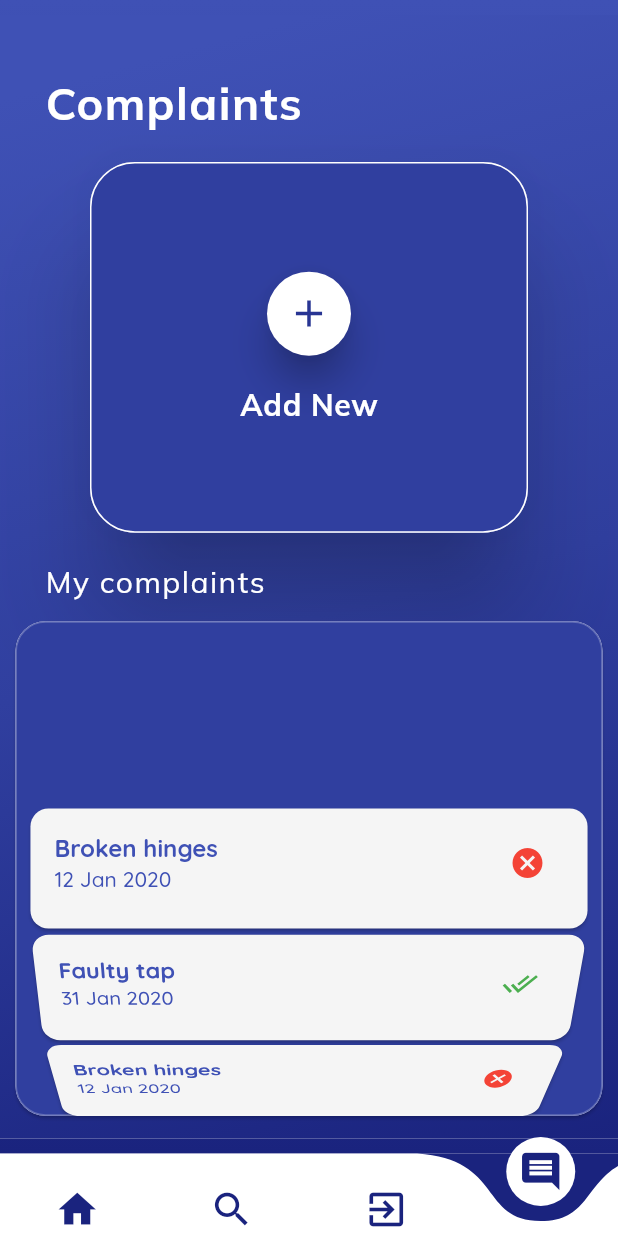
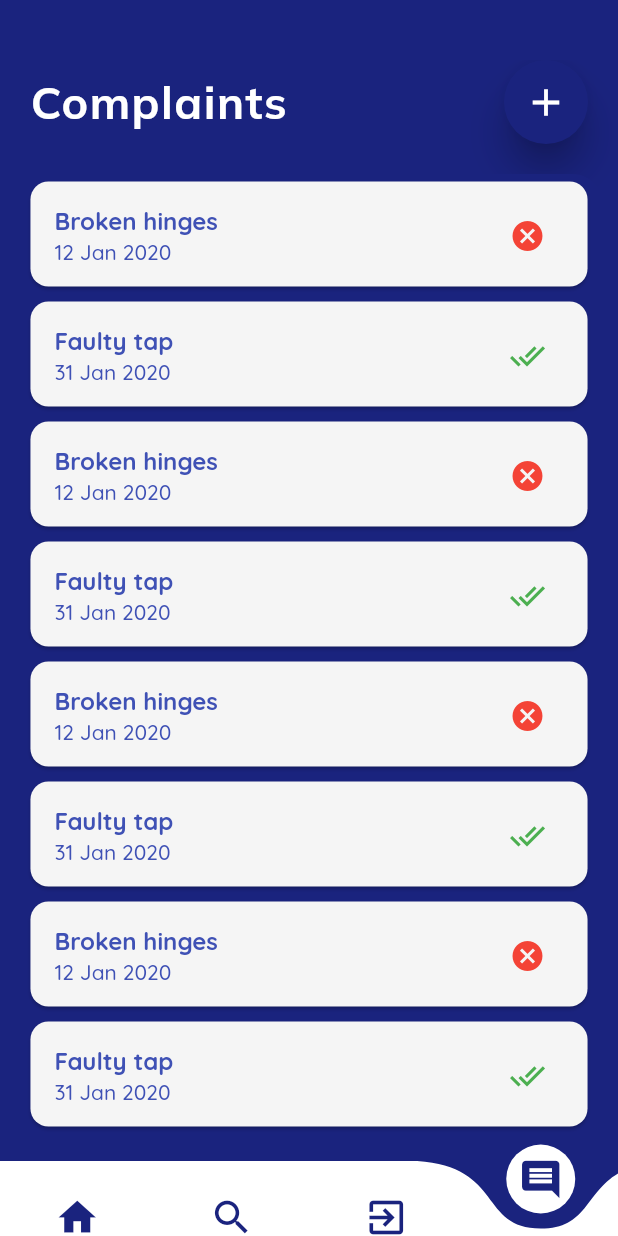
Before and after one commit to CarltonK/property_management, a Flutter app: the TenantBase screen opened by its route, item 4 of the bottom bar chosen, after a tap on the "add" icon, on a phone screen of 412 x 824 dp. Run offline on Flutter 3.47's test engine with Material 2 defaults, Android fonts, the light colour scheme and no system bars; drawn by our look-alikes of curved_navigation_bar; our stand-ins replace date_picker_timeline, google_fonts; network calls fail.

Commit message:
Tweaked tenant page Darkened background color Replaced listwheelscrollviw with listview
Signed-off-by: Mark Carlton <mcarlton33@gmail.com>

```diff
--- a/lib/auth/forgot_pass.dart
+++ b/lib/auth/forgot_pass.dart
@@ -108,7 +108,7 @@ class _ForgotPasswordState extends State<ForgotPassword> {
   Widget build(BuildContext context) {
     return Scaffold(
       appBar: AppBar(
-        backgroundColor: Colors.indigo,
+        backgroundColor: Colors.indigo[900],
         leading: IconButton(
             icon: Icon(
               CupertinoIcons.back,
@@ -129,14 +129,7 @@ class _ForgotPasswordState extends State<ForgotPassword> {
                 height: double.infinity,
                 width: double.infinity,
                 decoration: BoxDecoration(
-                    gradient: LinearGradient(
-                        colors: [
-                          Colors.indigo,
-                          Colors.indigo[700],
-                          Colors.indigo[900]
-                        ],
-                        begin: Alignment.topCenter,
-                        end: Alignment.bottomRight)
+                    color: Colors.indigo[900]
                 ),
               ),
               Container(
--- a/lib/auth/login.dart
+++ b/lib/auth/login.dart
@@ -231,7 +231,7 @@ class _LoginState extends State<Login> {
   Widget build(BuildContext context) {
     return Scaffold(
       appBar: AppBar(
-        backgroundColor: Colors.indigo,
+        backgroundColor: Colors.indigo[900],
         leading: IconButton(
             icon: Icon(
               CupertinoIcons.back,
@@ -252,14 +252,7 @@ class _LoginState extends State<Login> {
                 height: double.infinity,
                 width: double.infinity,
                 decoration: BoxDecoration(
-                    gradient: LinearGradient(
-                        colors: [
-                          Colors.indigo,
-                          Colors.indigo[700],
-                          Colors.indigo[900]
-                        ],
-                    begin: Alignment.topCenter,
-                    end: Alignment.bottomRight)
+                  color: Colors.indigo[900]
                 ),
               ),
               Container(
--- a/lib/auth/registration.dart
+++ b/lib/auth/registration.dart
@@ -541,7 +541,7 @@ class _RegistrationState extends State<Registration> {
   Widget build(BuildContext context) {
     return Scaffold(
       appBar: AppBar(
-        backgroundColor: Colors.indigo,
+        backgroundColor: Colors.indigo[900],
         leading: IconButton(
             icon: Icon(
               CupertinoIcons.back,
@@ -561,14 +561,7 @@ class _RegistrationState extends State<Registration> {
                 height: double.infinity,
                 width: double.infinity,
                 decoration: BoxDecoration(
-                    gradient: LinearGradient(
-                        colors: [
-                          Colors.indigo,
-                          Colors.indigo[700],
-                          Colors.indigo[900]
-                        ],
-                        begin: Alignment.topCenter,
-                        end: Alignment.bottomRight)
+                    color: Colors.indigo[900]
                 ),
               ),
               Container(
--- a/lib/pages/ten_complaint.dart
+++ b/lib/pages/ten_complaint.dart
@@ -14,15 +14,12 @@ class TenantComplain extends StatelessWidget {
               height: double.infinity,
               width: double.infinity,
               decoration: BoxDecoration(
-                  gradient: LinearGradient(colors: [
-                Colors.indigo,
-                Colors.indigo[700],
-                Colors.indigo[900]
-              ], begin: Alignment.topCenter, end: Alignment.bottomRight)),
+                  color: Colors.indigo[900]
+              ),
             ),
             Container(
               //This Container lays out the UI
-              padding: EdgeInsets.only(top: 40),
+              padding: EdgeInsets.only(top: 30),
               height: double.infinity,
               width: MediaQuery.of(context).size.width,
               child: SingleChildScrollView(
@@ -33,29 +30,6 @@ class TenantComplain extends StatelessWidget {
                     _appBarLayout(),
                     SizedBox(
                       height: 20,
-                    ),
-                    Container(
-                      width: MediaQuery.of(context).size.width,
-                      height: MediaQuery.of(context).size.height * 0.3,
-                      child: _createComplaintWidget(context),
-                    ),
-                    SizedBox(
-                      height: 20,
-                    ),
-                    Padding(
-                      padding: const EdgeInsets.symmetric(horizontal: 30),
-                      child: Text(
-                        'My complaints',
-                        style: GoogleFonts.muli(
-                            textStyle: TextStyle(
-                                color: Colors.white,
-                                fontSize: 20,
-                                fontWeight: FontWeight.w400,
-                                letterSpacing: 1)),
-                      ),
-                    ),
-                    SizedBox(
-                      height: 10,
                     ),
                     _listHolder(context)
                   ],
@@ -73,7 +47,7 @@ Widget _singleChildComplaint() {
   return Card(
     shape: RoundedRectangleBorder(borderRadius: BorderRadius.circular(12)),
     color: Colors.grey[100],
-    margin: EdgeInsets.symmetric(horizontal: 10),
+    margin: EdgeInsets.symmetric(horizontal: 10, vertical: 5),
     child: ListTile(
       subtitle: Text(
         '12 Jan 2020',
@@ -101,7 +75,7 @@ Widget _singleChildComplaint2() {
   return Card(
     shape: RoundedRectangleBorder(borderRadius: BorderRadius.circular(12)),
     color: Colors.grey[100],
-    margin: EdgeInsets.symmetric(horizontal: 10),
+    margin: EdgeInsets.symmetric(horizontal: 10, vertical: 5),
     child: ListTile(
       subtitle: Text(
         '31 Jan 2020',
@@ -127,29 +101,28 @@ Widget _singleChildComplaint2() {
 
 Widget _listHolder(BuildContext context) {
   return Center(
-    child: Card(
-      shape: RoundedRectangleBorder(
-          borderRadius: BorderRadius.circular(20),
-          side: BorderSide(color: Colors.white24)),
     child: Container(
-        height: MediaQuery.of(context).size.height * 0.4,
+      height: MediaQuery.of(context).size.height,
       width: MediaQuery.of(context).size.width * 0.95,
       decoration: BoxDecoration(
         borderRadius: BorderRadius.circular(20),
-          color: Colors.indigo[700],
+        color: Colors.indigo[900],
       ),
-        child: ListWheelScrollView(
+      child: ListView(
           //perspective: 0.001,
-            diameterRatio: 2,
-            offAxisFraction: 0.1,
+//          diameterRatio: 2,
+//          offAxisFraction: 0.1,
           itemExtent: 80,
           children: [
             _singleChildComplaint(),
             _singleChildComplaint2(),
             _singleChildComplaint(),
+            _singleChildComplaint2(),
+            _singleChildComplaint(),
+            _singleChildComplaint2(),
+            _singleChildComplaint(),
             _singleChildComplaint2()
           ]),
-      ),
     ),
   );
 }
@@ -157,13 +130,13 @@ Widget _listHolder(BuildContext context) {
 Widget _createComplaintWidget(BuildContext context) {
   return Card(
     elevation: 30,
-    margin: EdgeInsets.symmetric(horizontal: 60),
+    margin: EdgeInsets.symmetric(horizontal: 60, vertical: 10),
     shape: RoundedRectangleBorder(
         side: BorderSide(color: Colors.white),
         borderRadius: BorderRadius.circular(30)),
     child: Container(
-      height: MediaQuery.of(context).size.height * 0.2,
-      width: MediaQuery.of(context).size.width * 0.5,
+      height: MediaQuery.of(context).size.height * 0.15,
+      width: MediaQuery.of(context).size.width * 0.2,
       decoration: BoxDecoration(
           borderRadius: BorderRadius.circular(30), color: Colors.indigo[700]),
       child: Column(
@@ -203,7 +176,7 @@ Widget _createComplaintWidget(BuildContext context) {
 Widget _appBarLayout() {
   //This custom appBar replaces the Flutter App Bar
   return Padding(
-    padding: const EdgeInsets.symmetric(horizontal: 30),
+    padding: const EdgeInsets.symmetric(horizontal: 20),
     child: Row(
       mainAxisAlignment: MainAxisAlignment.spaceBetween,
       children: <Widget>[
@@ -216,6 +189,21 @@ Widget _appBarLayout() {
                   fontWeight: FontWeight.bold,
                   letterSpacing: 1)),
         ),
+        FloatingActionButton(
+          elevation: 10,
+          mini: false,
+          splashColor: Colors.indigo,
+          tooltip: 'Add a new complaint',
+          onPressed: () {
+            print('I want to add a new complaint');
+          },
+          backgroundColor: Colors.indigo[900],
+          child: Icon(
+            Icons.add,
+            color: Colors.white,
+            size: 30,
+          ),
+        )
       ],
     ),
   );
--- a/lib/pages/ten_search.dart
+++ b/lib/pages/ten_search.dart
@@ -51,14 +51,11 @@ class _TenSearchState extends State<TenSearch> {
                 height: double.infinity,
                 width: double.infinity,
                 decoration: BoxDecoration(
-                    gradient: LinearGradient(colors: [
-                  Colors.indigo,
-                  Colors.indigo[700],
-                  Colors.indigo[900]
-                ], begin: Alignment.topCenter, end: Alignment.bottomCenter)),
+                    color: Colors.indigo[900]
+                ),
               ),
               Container(
-                padding: EdgeInsets.only(top: 40, left: 10, right: 10),
+                padding: EdgeInsets.only(top: 20),
                 height: double.infinity,
                 width: MediaQuery.of(context).size.width,
                 child: SingleChildScrollView(
@@ -73,7 +70,7 @@ class _TenSearchState extends State<TenSearch> {
                       _filterChips(),
                       Container(
                         height: MediaQuery.of(context).size.height,
-                        margin: EdgeInsets.symmetric(vertical: 20),
+                        margin: EdgeInsets.symmetric(vertical: 20, horizontal: 10),
                         child: ListView(
                           itemExtent: 140,
                           children: <Widget>[
@@ -175,15 +172,21 @@ Widget _appBarLayout() {
                   fontWeight: FontWeight.bold,
                   letterSpacing: 1)),
         ),
-        RaisedButton(
-            onPressed: () => print('This adjusts the filters'),
-            splashColor: Colors.white,
-            color: Colors.indigo,
-            child: Icon(
-              Icons.list,
-              color: Colors.white,
-              size: 30,
-            ))
+        FloatingActionButton(
+          elevation: 10,
+          mini: false,
+          splashColor: Colors.indigo,
+          tooltip: 'Adjust filters',
+          onPressed: () {
+            print('I want to adjust filters');
+          },
+          backgroundColor: Colors.indigo[900],
+          child: Icon(
+            Icons.list,
+            color: Colors.white,
+            size: 30,
+          ),
+        )
       ],
     ),
   );
--- a/lib/pages/ten_vacate.dart
+++ b/lib/pages/ten_vacate.dart
@@ -15,7 +15,7 @@ class _TenVacateState extends State<TenVacate> {
   Widget _appBarLayout() {
     //This custom appBar replaces the Flutter App Bar
     return Padding(
-      padding: const EdgeInsets.symmetric(horizontal: 30),
+      padding: const EdgeInsets.symmetric(horizontal: 20),
       child: Row(
         mainAxisAlignment: MainAxisAlignment.spaceBetween,
         children: <Widget>[
@@ -61,14 +61,11 @@ class _TenVacateState extends State<TenVacate> {
                 height: double.infinity,
                 width: double.infinity,
                 decoration: BoxDecoration(
-                    gradient: LinearGradient(colors: [
-                  Colors.indigo,
-                  Colors.indigo[700],
-                  Colors.indigo[900]
-                ], begin: Alignment.topCenter, end: Alignment.bottomRight)),
+                    color: Colors.indigo[900]
+                ),
               ),
               Container(
-                  padding: EdgeInsets.only(top: 40),
+                  padding: EdgeInsets.only(top: 30),
                   height: double.infinity,
                   width: MediaQuery.of(context).size.width,
                   child: SingleChildScrollView(
--- a/lib/pages/tenant.dart
+++ b/lib/pages/tenant.dart
@@ -42,11 +42,8 @@ class _TenantBaseState extends State<TenantBase> {
                 height: double.infinity,
                 width: double.infinity,
                 decoration: BoxDecoration(
-                    gradient: LinearGradient(colors: [
-                  Colors.indigo,
-                  Colors.indigo[700],
-                  Colors.indigo[900]
-                ], begin: Alignment.topCenter, end: Alignment.bottomCenter)),
+                    color: Colors.indigo[900]
+                ),
               ),
               Container(
                 height: double.infinity,
@@ -71,7 +68,7 @@ class _TenantBaseState extends State<TenantBase> {
         ),
         bottomNavigationBar: CurvedNavigationBar(
             backgroundColor: Colors.indigo[900],
-            height: 55,
+            height: 50,
             index: _selectedIndex,
             items: [
               Icon(
@@ -98,8 +95,8 @@ class _TenantBaseState extends State<TenantBase> {
             onTap: (index) => setState(() {
                   _selectedIndex = index;
                   _pageController.animateToPage(index,
-                      duration: Duration(milliseconds: 200),
-                      curve: Curves.easeIn);
+                      duration: Duration(milliseconds: 10),
+                      curve: Curves.easeInOut);
                 })));
   }
 }
--- a/lib/pages/tenant_home.dart
+++ b/lib/pages/tenant_home.dart
@@ -32,15 +32,12 @@ class _TenantHomeState extends State<TenantHome> {
               height: double.infinity,
               width: double.infinity,
               decoration: BoxDecoration(
-                  gradient: LinearGradient(colors: [
-                Colors.indigo,
-                Colors.indigo[700],
-                Colors.indigo[900]
-              ], begin: Alignment.topCenter, end: Alignment.bottomRight)),
+                  color: Colors.indigo[900]
+              ),
             ),
             Container(
               //This Container lays out the UI
-              padding: EdgeInsets.only(top: 40),
+              padding: EdgeInsets.only(top: 30),
               height: double.infinity,
               width: MediaQuery.of(context).size.width,
               child: SingleChildScrollView(
@@ -48,15 +45,13 @@ class _TenantHomeState extends State<TenantHome> {
                 child: Column(
                   crossAxisAlignment: CrossAxisAlignment.start,
                   children: <Widget>[
-                    _appBarLayout(),
+                    _appBarLayout(context),
                     SizedBox(
-                      height: 30,
-                    ),
-                    _rowTenantDetails(context),
-                    SizedBox(
-                      height: 30,
+                      height: 10,
                     ),
                     _userFunctions(context, payments),
+                    SizedBox(height: 10,),
+                    //_landlordDetails(context)
                   ],
                 ),
               ),
@@ -70,13 +65,10 @@ class _TenantHomeState extends State<TenantHome> {
 
 Widget _userFunctions(BuildContext context, List<Payment> payments) {
   return Container(
-    padding: EdgeInsets.all(40),
+    padding: EdgeInsets.all(30),
     width: double.infinity,
     decoration: BoxDecoration(
-        gradient: LinearGradient(colors: [
-          Colors.indigo[800],
-          Colors.indigo[900],
-        ], begin: Alignment.topCenter, end: Alignment.bottomCenter),
+        color: Colors.indigo[900],
         borderRadius: BorderRadius.only(
             topLeft: Radius.circular(40), topRight: Radius.circular(40))),
     child: Column(
@@ -217,13 +209,13 @@ Widget _landlordDetails(BuildContext context) {
     width: MediaQuery.of(context).size.width,
     decoration: BoxDecoration(
         gradient: LinearGradient(
-            colors: [Colors.indigo, Colors.indigo[800]],
+            colors: [Colors.indigo[900], Colors.indigo[900]],
             begin: Alignment.bottomCenter,
             end: Alignment.topCenter),
         color: Colors.indigo,
         borderRadius: BorderRadius.only(
             topLeft: Radius.circular(40), topRight: Radius.circular(40))),
-    padding: EdgeInsets.all(40),
+    padding: EdgeInsets.all(30),
     child: Column(
       crossAxisAlignment: CrossAxisAlignment.start,
       children: <Widget>[
@@ -231,10 +223,10 @@ Widget _landlordDetails(BuildContext context) {
           'Landlord Information',
           style: GoogleFonts.muli(
               textStyle: TextStyle(
-                  color: Colors.white, fontSize: 20, letterSpacing: .5)),
+                  color: Colors.white, fontSize: 22, letterSpacing: .5)),
         ),
         SizedBox(
-          height: 10,
+          height: 20,
         ),
         Row(
           children: <Widget>[
@@ -243,7 +235,7 @@ Widget _landlordDetails(BuildContext context) {
               backgroundColor: Colors.white,
             ),
             SizedBox(
-              width: 20,
+              width: 15,
             ),
             Column(
               crossAxisAlignment: CrossAxisAlignment.start,
@@ -291,14 +283,14 @@ Widget _landlordDetails(BuildContext context) {
                 'Call',
                 style: GoogleFonts.quicksand(
                     textStyle: TextStyle(
-                        color: Colors.indigo,
+                        color: Colors.indigo[900],
                         fontSize: 18,
                         fontWeight: FontWeight.bold,
                         letterSpacing: .5)),
               ),
             ),
             MaterialButton(
-              color: Colors.indigo,
+              color: Colors.indigo[900],
               onPressed: () {
                 print('I want to send an sms to the landlord');
               },
@@ -323,76 +315,42 @@ Widget _landlordDetails(BuildContext context) {
   );
 }
 
-Widget _rowTenantDetails(BuildContext context) {
+
+Widget _appBarLayout(context) {
+  //This custom appBar replaces the Flutter App Bar
   return Padding(
-    padding: const EdgeInsets.symmetric(horizontal: 30),
+    padding: const EdgeInsets.symmetric(horizontal: 20),
     child: Row(
+      mainAxisAlignment: MainAxisAlignment.spaceBetween,
       children: <Widget>[
         GestureDetector(
           onTap: () {
             Navigator.of(context).pushNamed('/tenant-profile');
           },
+          child: Container(
+            height: 80,
             child: Hero(
               tag: 'tenant',
               child: CircleAvatar(
-              radius: 45,
+                radius: 40,
                 backgroundColor: Colors.white,
               ),
             ),
           ),
-        SizedBox(
-          width: 20,
         ),
-        Text(
-          'Hello, Jon',
-          style: GoogleFonts.muli(
-              textStyle: TextStyle(
-                  color: Colors.white, fontSize: 20, letterSpacing: .5)),
-        )
-      ],
-    ),
-  );
-}
-
-Widget _appBarLayout() {
-  //This custom appBar replaces the Flutter App Bar
-  return Padding(
-    padding: const EdgeInsets.symmetric(horizontal: 30),
-    child: Row(
-      mainAxisAlignment: MainAxisAlignment.spaceBetween,
-      children: <Widget>[
-        Text(
-          'Home',
-          style: GoogleFonts.muli(
-              textStyle: TextStyle(
-                  color: Colors.white,
-                  fontSize: 30,
-                  fontWeight: FontWeight.bold,
-                  letterSpacing: 1)),
-        ),
-        MaterialButton(
-          color: Colors.black,
+        FloatingActionButton(
+          elevation: 10,
+          mini: false,
+          splashColor: Colors.indigo,
+          tooltip: 'Rent reminder',
           onPressed: () {
-            print('I want to set the reminder');
+            print('I want to set a rent reminder');
           },
-          padding: EdgeInsets.all(12),
-          shape: RoundedRectangleBorder(borderRadius: BorderRadius.circular(8)),
-          child: Row(
-            children: <Widget>[
-              Icon(
+          backgroundColor: Colors.indigo[900],
+          child: Icon(
             Icons.alarm,
             color: Colors.white,
-              ),
-              SizedBox(
-                width: 5,
-              ),
-              Text(
-                'Rent Reminder',
-                style: GoogleFonts.quicksand(
-                    textStyle:
-                        TextStyle(color: Colors.white, letterSpacing: .8)),
-              ),
-            ],
+            size: 30,
           ),
         )
       ],
--- a/lib/pages/tenant_prof.dart
+++ b/lib/pages/tenant_prof.dart
@@ -8,7 +8,7 @@ class TenantProfile extends StatelessWidget {
   Widget build(BuildContext context) {
     return Scaffold(
       appBar: AppBar(
-        backgroundColor: Colors.indigo,
+        backgroundColor: Colors.indigo[900],
         elevation: 0.0,
         leading: IconButton(
             icon: Icon(
@@ -39,11 +39,8 @@ class TenantProfile extends StatelessWidget {
               height: double.infinity,
               width: double.infinity,
               decoration: BoxDecoration(
-                  gradient: LinearGradient(colors: [
-                Colors.indigo,
-                Colors.indigo[700],
-                Colors.indigo[900]
-              ], begin: Alignment.topCenter, end: Alignment.bottomCenter)),
+                  color: Colors.indigo[900]
+              ),
             ),
             Container(
               height: MediaQuery.of(context).size.height,
--- a/lib/widgets/searchresults.dart
+++ b/lib/widgets/searchresults.dart
@@ -20,7 +20,7 @@ class _SearchResultsState extends State<SearchResults> {
       ),
       child: Container(
         decoration: BoxDecoration(
-          color: Colors.indigo[600],
+          color: Colors.indigo[900],
           borderRadius: BorderRadius.circular(10),
         ),
         height: 140,
--- a/pubspec.yaml
+++ b/pubspec.yaml
@@ -11,7 +11,7 @@ description: A new Flutter project.
 # In iOS, build-name is used as CFBundleShortVersionString while build-number used as CFBundleVersion.
 # Read more about iOS versioning at
 # https://developer.apple.com/library/archive/documentation/General/Reference/InfoPlistKeyReference/Articles/CoreFoundationKeys.html
-version: 1.0.0+1
+version: 1.0.2+1
 
 environment:
   sdk: ">=2.1.0 <3.0.0"
```
Also changed, not shown: 1 other file. Lines whose indentation alone changed are shown as unchanged.
